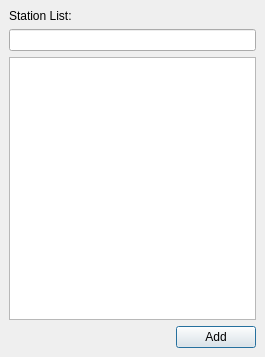
Before: the Qt Designer form libs/seiscomp/gui/datamodel/selectstation.ui in SeisComP/common, drawn with Qt 5.
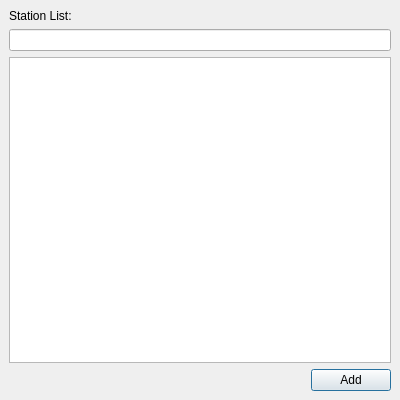
After: the same form once the commit is applied.

Commit message: [gui] Increase size of select station dialog

```diff
--- a/libs/seiscomp/gui/datamodel/selectstation.ui
+++ b/libs/seiscomp/gui/datamodel/selectstation.ui
@@ -8,8 +8,8 @@
    <rect>
     <x>0</x>
     <y>0</y>
-    <width>265</width>
-    <height>357</height>
+    <width>400</width>
+    <height>400</height>
    </rect>
   </property>
   <property name="windowTitle" >
```
